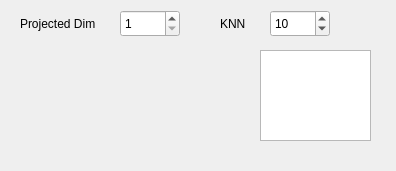
Old version of the form _AlgorithmsPlugins/Projections/paramsLLE.ui in the repository b4silio/MLDemos.
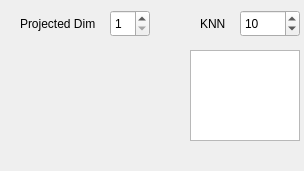
New version of the form.

```diff
--- a/_AlgorithmsPlugins/Projections/paramsLLE.ui
+++ b/_AlgorithmsPlugins/Projections/paramsLLE.ui
@@ -6,7 +6,7 @@
    <rect>
     <x>0</x>
     <y>0</y>
-    <width>396</width>
+    <width>304</width>
     <height>171</height>
    </rect>
   </property>
@@ -18,7 +18,7 @@
     <rect>
      <x>20</x>
      <y>10</y>
-     <width>101</width>
+     <width>80</width>
      <height>27</height>
     </rect>
    </property>
@@ -34,9 +34,9 @@
   <widget class="QSpinBox" name="dimCountSpin">
    <property name="geometry">
     <rect>
-     <x>120</x>
+     <x>110</x>
      <y>10</y>
-     <width>60</width>
+     <width>40</width>
      <height>27</height>
     </rect>
    </property>
@@ -52,9 +52,9 @@
   <widget class="QLabel" name="knnLabel">
    <property name="geometry">
     <rect>
-     <x>220</x>
+     <x>200</x>
      <y>10</y>
-     <width>51</width>
+     <width>40</width>
      <height>27</height>
     </rect>
    </property>
@@ -70,7 +70,7 @@
   <widget class="QSpinBox" name="knnSpin">
    <property name="geometry">
     <rect>
-     <x>270</x>
+     <x>240</x>
      <y>10</y>
      <width>60</width>
      <height>27</height>
@@ -95,9 +95,9 @@
    <property name="geometry">
     <rect>
      <x>10</x>
-     <y>60</y>
-     <width>221</width>
-     <height>71</height>
+     <y>50</y>
+     <width>170</width>
+     <height>90</height>
     </rect>
    </property>
    <property name="toolTip">
@@ -110,9 +110,9 @@
   <widget class="QListWidget" name="eigenList">
    <property name="geometry">
     <rect>
-     <x>260</x>
+     <x>190</x>
      <y>50</y>
-     <width>111</width>
+     <width>110</width>
      <height>91</height>
     </rect>
    </property>
```
